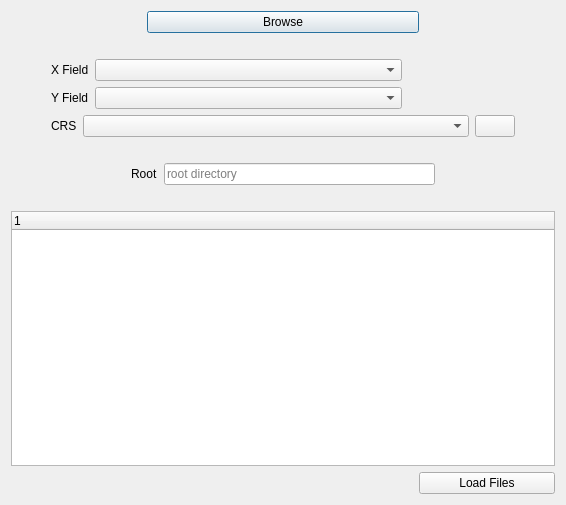
Qt form csv_layers_list_dialog_base.ui (silverkey1710/CSV-Batch-Import) before a commit.
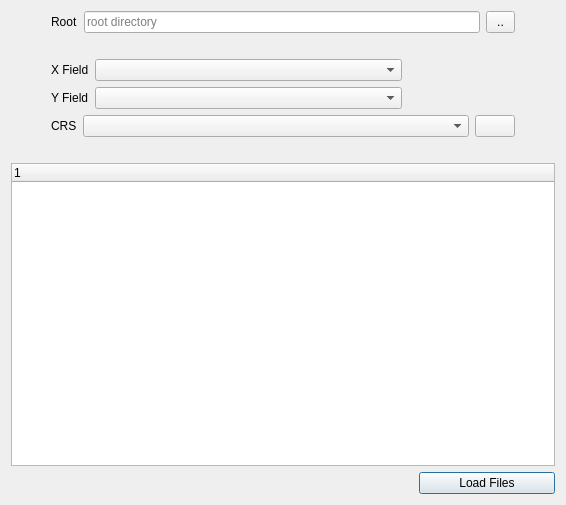
The same form after that commit. Icons and pictures are not drawn.

Commit message: adjust GUI & add and display CRS directly in combox

Diff of the .ui file:
```diff
--- a/csv_layers_list_dialog_base.ui
+++ b/csv_layers_list_dialog_base.ui
@@ -15,7 +15,7 @@
   </property>
   <layout class="QVBoxLayout" name="verticalLayout_3">
    <item>
-    <layout class="QHBoxLayout" name="horizontalLayout" stretch="1,2,1">
+    <layout class="QHBoxLayout" name="horizontalLayout" stretch="0,0,2,0,0">
      <item>
       <spacer name="horizontalSpacer_2">
        <property name="orientation">
@@ -29,10 +29,49 @@
        </property>
       </spacer>
      </item>
+     <item>
+      <widget class="QLabel" name="label">
+       <property name="text">
+        <string>Root</string>
+       </property>
+      </widget>
+     </item>
+     <item>
+      <widget class="QLineEdit" name="lineEdit">
+       <property name="enabled">
+        <bool>true</bool>
+       </property>
+       <property name="mouseTracking">
+        <bool>true</bool>
+       </property>
+       <property name="autoFillBackground">
+        <bool>false</bool>
+       </property>
+       <property name="frame">
+        <bool>true</bool>
+       </property>
+       <property name="readOnly">
+        <bool>true</bool>
+       </property>
+       <property name="placeholderText">
+        <string>root directory</string>
+       </property>
+      </widget>
+     </item>
      <item>
       <widget class="QPushButton" name="browse_btn">
+       <property name="styleSheet">
+        <string notr="true">QPushButton {
+    padding: 3px 10px 3px 10px;
+	autoDefault: False
+}
+</string>
+       </property>
        <property name="text">
-        <string>Browse</string>
+        <string>..</string>
+       </property>
+       <property name="autoDefault">
+        <bool>false</bool>
        </property>
       </widget>
      </item>
@@ -194,6 +233,9 @@
        <property name="checkable">
         <bool>false</bool>
        </property>
+       <property name="autoDefault">
+        <bool>false</bool>
+       </property>
       </widget>
      </item>
      <item>
@@ -224,86 +266,8 @@
      </property>
     </spacer>
    </item>
-   <item>
-    <layout class="QHBoxLayout" name="horizontalLayout_8">
-     <item>
-      <spacer name="horizontalSpacer_10">
-       <property name="orientation">
-        <enum>Qt::Horizontal</enum>
-       </property>
-       <property name="sizeType">
-        <enum>QSizePolicy::Maximum</enum>
-       </property>
-       <property name="sizeHint" stdset="0">
-        <size>
-         <width>120</width>
-         <height>20</height>
-        </size>
-       </property>
-      </spacer>
-     </item>
-     <item>
-      <widget class="QLabel" name="label">
-       <property name="text">
-        <string>Root</string>
-       </property>
-      </widget>
-     </item>
-     <item>
-      <widget class="QLineEdit" name="lineEdit">
-       <property name="enabled">
-        <bool>true</bool>
-       </property>
-       <property name="mouseTracking">
-        <bool>true</bool>
-       </property>
-       <property name="autoFillBackground">
-        <bool>false</bool>
-       </property>
-       <property name="frame">
-        <bool>true</bool>
-       </property>
-       <property name="readOnly">
-        <bool>true</bool>
-       </property>
-       <property name="placeholderText">
-        <string>root directory</string>
-       </property>
-      </widget>
-     </item>
-     <item>
-      <spacer name="horizontalSpacer_11">
-       <property name="orientation">
-        <enum>Qt::Horizontal</enum>
-       </property>
-       <property name="sizeType">
-        <enum>QSizePolicy::Maximum</enum>
-       </property>
-       <property name="sizeHint" stdset="0">
-        <size>
-         <width>120</width>
-         <height>20</height>
-        </size>
-       </property>
-      </spacer>
-     </item>
-    </layout>
-   </item>
    <item>
     <layout class="QVBoxLayout" name="verticalLayout_2">
-     <item>
-      <spacer name="horizontalSpacer_9">
-       <property name="orientation">
-        <enum>Qt::Horizontal</enum>
-       </property>
-       <property name="sizeHint" stdset="0">
-        <size>
-         <width>40</width>
-         <height>20</height>
-        </size>
-       </property>
-      </spacer>
-     </item>
      <item>
       <widget class="QTreeWidget" name="csv_tree">
        <property name="enabled">
```
The commit also changes 3 other files.
